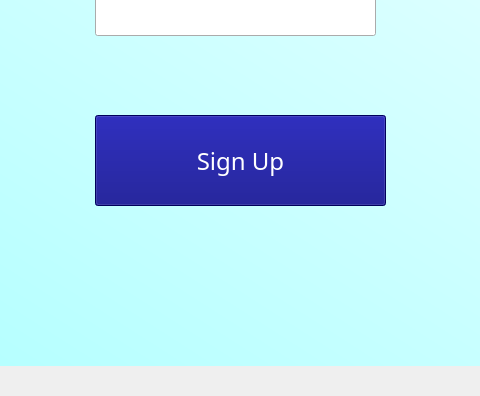
First picture: the form in Assignment1/DCM/signup.ui, repository Why-Bee/3k04-project-group10-2023, before the edit; both pictures show x 334 to 814 and y 404 to 800 of the 1200 by 800 pixel window.
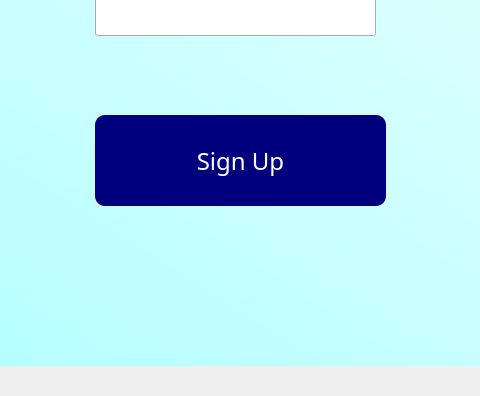
Second picture: the form after the edit.

Commit message: Added hover effects to all the buttons

The edit to the form file:
```diff
--- a/Assignment1/DCM/signup.ui
+++ b/Assignment1/DCM/signup.ui
@@ -43,8 +43,15 @@
       </font>
      </property>
      <property name="styleSheet">
-      <string notr="true">color: rgb(255, 255, 255);
-background-color: rgb(0, 0, 127);</string>
+      <string notr="true">QPushButton {
+	color: rgb(255, 255, 255);
+	background-color: rgb(0, 0, 127);
+	border-radius: 10px;
+}
+
+QPushButton:hover {
+	background-color: rgb(85, 170, 255);
+}</string>
      </property>
      <property name="text">
       <string>Sign Up</string>
```
Left out of the diff: 16 changed lines with no effect on the pictures. The commit also changes 3 other files.
